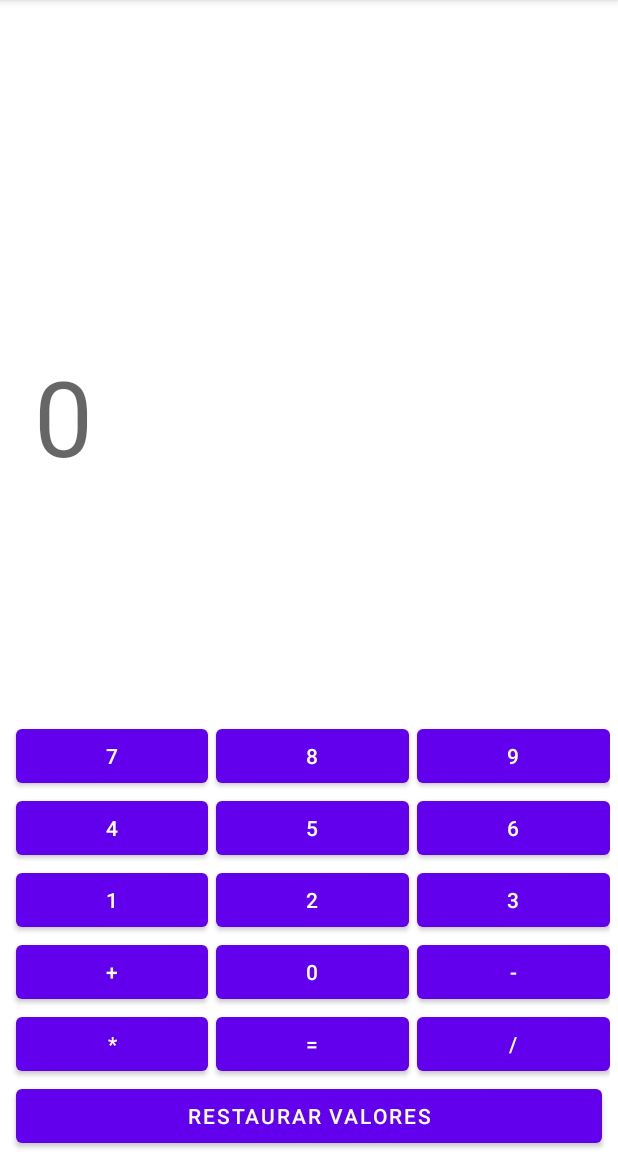
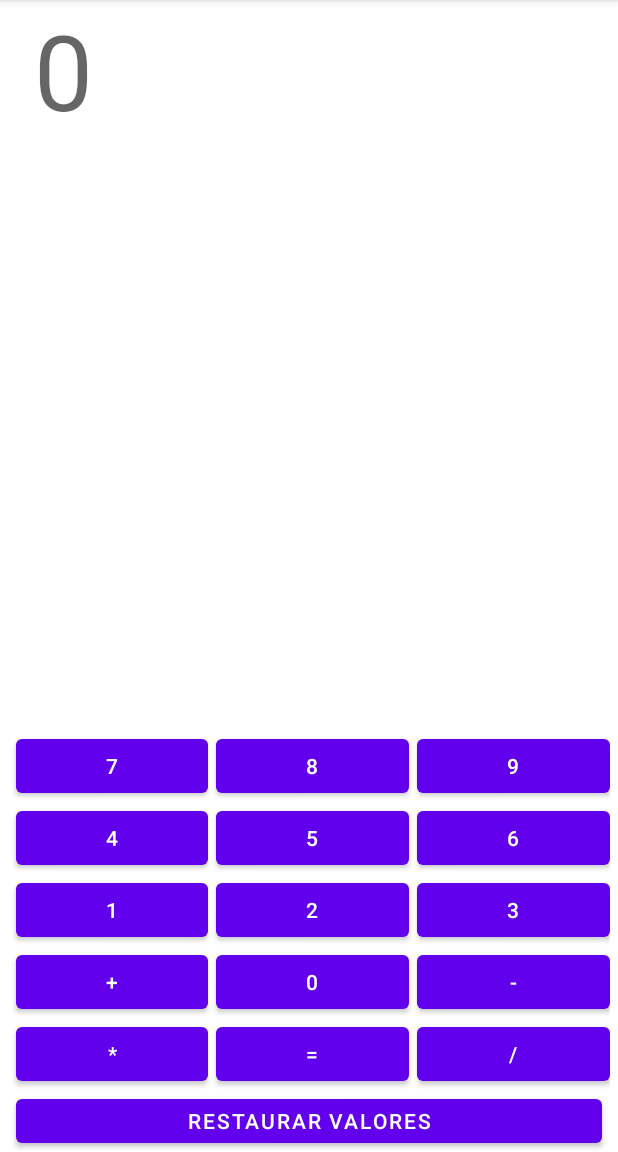
Before and after one commit to EdManDev/17SIST7010, an Android app: the screen it shows after launch (MainActivity), on a phone screen of 412 x 824 dp, the part 84-1236 px from its top. Run offline under Robolectric (Android 15) with nearby library versions, the phone set to English and light mode, and no system bars.

Commit message:
screenshots  Calculator Design Done

```diff
--- a/app/src/main/res/layout/activity_main.xml
+++ b/app/src/main/res/layout/activity_main.xml
@@ -11,7 +11,7 @@
   <TableLayout
     android:id="@+id/tableLayout"
     android:layout_width="0dp"
-    android:layout_height="wrap_content"
+    android:layout_height="281dp"
     app:layout_constraintBottom_toBottomOf="parent"
     app:layout_constraintEnd_toEndOf="parent"
     app:layout_constraintStart_toStartOf="parent"
@@ -181,12 +181,10 @@
 
   <TextView
     android:id="@+id/textView"
-    android:layout_width="316dp"
-    android:layout_height="89dp"
+    android:layout_width="322dp"
+    android:layout_height="0dp"
     android:layout_marginStart="17dp"
-    android:layout_marginTop="16dp"
     android:layout_marginEnd="293dp"
-    android:layout_marginBottom="160dp"
     android:hint="@string/textView"
     android:textSize="70sp"
     app:layout_constraintBottom_toTopOf="@+id/tableLayout"
```
Also changed, not shown: 1 other file.
